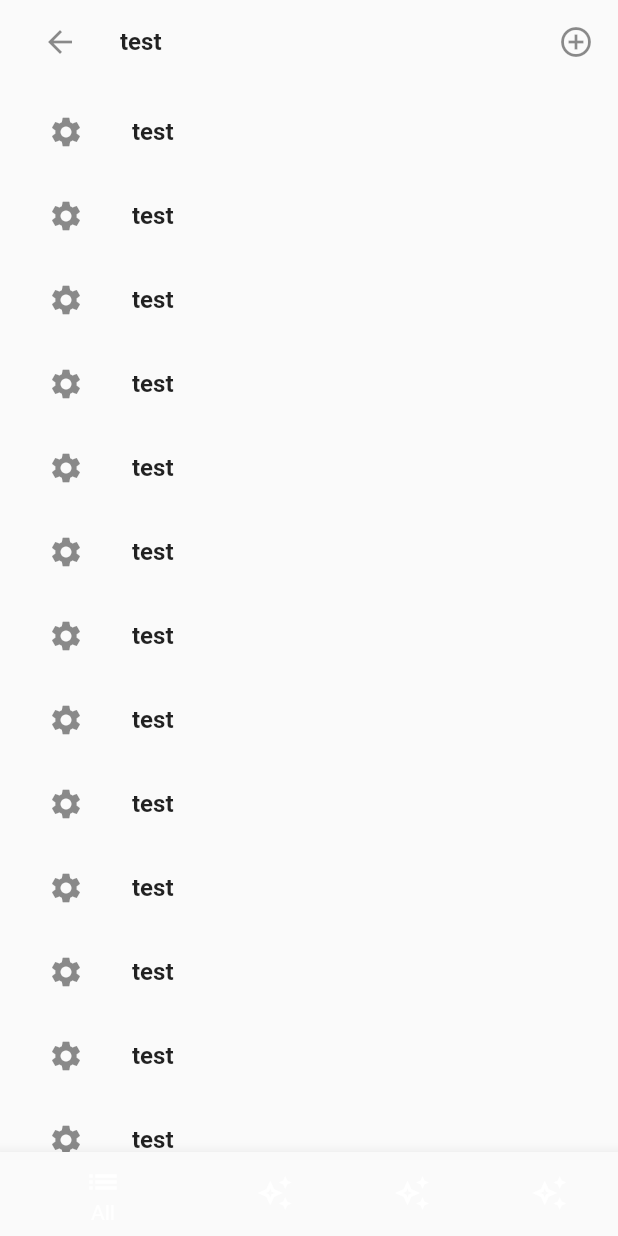
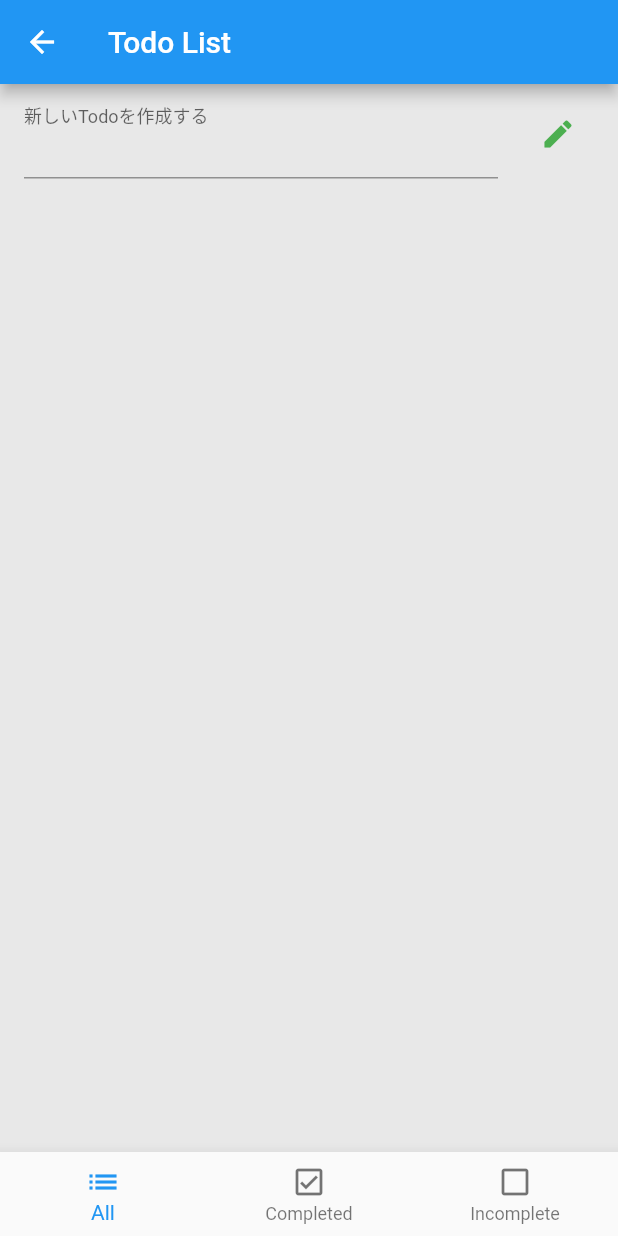
Before and after one commit to pole-SN/KnowledgeBoxForFlutter, a Flutter app: the screen it shows after launch, after a tap on "Todo tool", on a phone screen of 412 x 824 dp. Run offline on Flutter 3.47's test engine with Material 2 defaults, Android fonts, the phone set to English and light mode, and no system bars; our stand-ins replace cached_network_image, shared_preferences, sqflite; accounts and stored records are empty.

Commit message:
Todo基本機能実装

```diff
--- /dev/null
+++ b/lib/const/datetime.dart
@@ -0,0 +1 @@
+const String df = "y/M/d HH:mm";
--- a/lib/model/todo/todo.dart
+++ b/lib/model/todo/todo.dart
@@ -1,25 +1,45 @@
+import "package:intl/intl.dart";
+import 'package:intl/date_symbol_data_local.dart';
+import '../../const/datetime.dart';
+
 class Todo {
-  final int todoId;
+  final int? todoId;
   final String title;
-  final String description;
-  final DateTime createdAt;
-  final DateTime updatedAt;
+  final String? description;
+  final int isCompleted;
+  final DateTime? createdAt;
+  final DateTime? updatedAt;
 
   Todo({
-    required this.todoId,
+    this.todoId,
     required this.title,
-    required this.description,
-    required this.createdAt,
-    required this.updatedAt,
+    this.description,
+    required this.isCompleted,
+    this.createdAt,
+    this.updatedAt,
   });
 
-  Map<String, dynamic> toMap() {
+  Map<String, dynamic> createDataToMap() {
+    initializeDateFormatting("ja_JP");
     return {
       'id': todoId,
       'title': title,
       'description': description,
-      'created_at': createdAt,
-      'updated_at': updatedAt,
+      'is_completed': isCompleted,
+      'created_at': DateFormat(df).format(DateTime.now()),
+      'updated_at': DateFormat(df).format(DateTime.now()),
+    };
+  }
+
+  Map<String, dynamic> updateDataToMap() {
+    initializeDateFormatting("ja_JP");
+    return {
+      'id': todoId,
+      'title': title,
+      'description': description,
+      'is_completed': isCompleted,
+      'created_at': DateFormat(df).format(createdAt!),
+      'updated_at': DateFormat(df).format(updatedAt!),
     };
   }
 }
--- a/lib/repository/todo/todos_crud.dart
+++ b/lib/repository/todo/todos_crud.dart
@@ -2,14 +2,16 @@ import 'package:sqflite/sqflite.dart';
 import 'package:path/path.dart';
 import '../../const/database.dart';
 import '../../model/todo/todo.dart';
+import "package:intl/intl.dart";
+import '../../const/datetime.dart';
 
 class TodosCURD {
   static Future<Database> openDb() async {
     return await openDatabase(
-      join(await getDatabasesPath(), todoTableName),
+      join(await getDatabasesPath(), todoFileName),
       onCreate: (db, version) {
         return db.execute(
-          'CREATE TABLE $todoFileName(id INTEGER PRIMARY KEY, title TEXT, description TEXT, created_at TEXT, updated_at TEXT)',
+          'CREATE TABLE $todoTableName(id INTEGER PRIMARY KEY AUTOINCREMENT, title TEXT, description TEXT, is_completed INTEGER, created_at TEXT, updated_at TEXT)',
         );
       },
       version: 1,
@@ -19,8 +21,8 @@ class TodosCURD {
   static Future<void> create(Todo todo) async {
     var db = await openDb();
     await db.insert(
-      todoFileName,
-      todo.toMap(),
+      todoTableName,
+      todo.createDataToMap(),
       conflictAlgorithm: ConflictAlgorithm.replace,
     );
   }
@@ -28,32 +30,65 @@ class TodosCURD {
   static Future<void> update(Todo todo) async {
     var db = await openDb();
     await db.update(
-      todoFileName,
-      todo.toMap(),
+      todoTableName,
+      todo.updateDataToMap(),
       where: "id = ?",
       whereArgs: [todo.todoId],
       conflictAlgorithm: ConflictAlgorithm.replace,
     );
   }
 
-  static Future<List<Todo>> read() async {
+  static Future<List<Todo>> read(int navIndex) async {
     var db = await openDb();
-    final List<Map<String, dynamic>> maps = await db.query(todoFileName);
-    return List.generate(maps.length, (index) {
-      return Todo(
-        todoId: maps[index]['id'],
-        title: maps[index]['title'],
-        description: maps[index]['description'],
-        createdAt: maps[index]['createdAt'],
-        updatedAt: maps[index]['updatedAt'],
-      );
-    });
+    final List<Map<String, dynamic>> maps = await _getQuery(navIndex, db);
+    return List.generate(
+      maps.length,
+      (index) {
+        return Todo(
+          todoId: maps[index]['id'],
+          title: maps[index]['title'],
+          description: maps[index]['description'],
+          isCompleted: maps[index]['is_completed'],
+          createdAt: DateFormat(df).parseStrict(maps[index]['created_at']),
+          updatedAt: DateFormat(df).parseStrict(maps[index]['updated_at']),
+        );
+      },
+    );
+  }
+
+  static _getQuery(int navIndex, db) {
+    switch (navIndex) {
+      case 0:
+        return db.query(
+          todoTableName,
+          orderBy: "id DESC",
+        );
+      case 1:
+        return db.query(
+          todoTableName,
+          orderBy: "id DESC",
+          where: "is_completed=?",
+          whereArgs: [1],
+        );
+      case 2:
+        return db.query(
+          todoTableName,
+          orderBy: "id DESC",
+          where: "is_completed=?",
+          whereArgs: [0],
+        );
+      default:
+        return db.query(
+          todoTableName,
+          orderBy: "id DESC",
+        );
+    }
   }
 
   static Future<void> delete(int todoId) async {
     var db = await openDb();
     await db.delete(
-      todoFileName,
+      todoTableName,
       where: 'id = ?',
       whereArgs: [todoId],
     );
--- a/lib/ui/todo/todo_list.dart
+++ b/lib/ui/todo/todo_list.dart
@@ -1,6 +1,10 @@
 import 'package:flutter/material.dart';
 import 'package:provider/provider.dart';
 import '../../view_model/todo/todos_notifier.dart';
+import '../../model/todo/todo.dart';
+import "package:intl/intl.dart";
+import 'package:intl/date_symbol_data_local.dart';
+import '../../const/datetime.dart';
 
 class TodoList extends StatefulWidget {
   const TodoList({Key? key, required this.navIndex}) : super(key: key);
@@ -12,15 +16,15 @@ class TodoList extends StatefulWidget {
 }
 
 class _TodoListState extends State<TodoList> {
-  static const int pageSize = 30;
-  int _currentPage = 1;
   int _navIndex = 0;
+  final TextEditingController _titleController = TextEditingController();
 
   @override
   void initState() {
     super.initState();
 
     _navIndex = widget.navIndex;
+    initializeDateFormatting('ja_JP');
   }
 
   @override
@@ -30,39 +34,77 @@ class _TodoListState extends State<TodoList> {
 
   @override
   Widget build(BuildContext context) {
-    return Column(
+    return Consumer<TodosNotifier>(
+      builder: (context, notifier, child) => Column(
         children: [
           ListTile(
-          leading: IconButton(
-            icon: const Icon(Icons.arrow_back),
-            onPressed: () => Navigator.pop(context),
+            title: TextFormField(
+              autofocus: false,
+              controller: _titleController,
+              decoration: const InputDecoration(
+                labelText: '新しいTodoを作成する',
+                floatingLabelBehavior: FloatingLabelBehavior.always,
               ),
-          title: const Text(
-            "test",
-            style: TextStyle(fontSize: 16, fontWeight: FontWeight.bold),
             ),
-          trailing: Container(
-            child: const Icon(Icons.add_circle_outline),
+            trailing: IconButton(
+              icon: const Icon(Icons.create, color: Colors.green),
+              onPressed: () => {
+                if (_titleController.text.isNotEmpty)
+                  {
+                    notifier.add(
+                      Todo(
+                        title: _titleController.text,
+                        isCompleted: 0,
+                        createdAt: DateTime.now(),
+                      ),
+                    ),
+                    _titleController.text = "",
+                  },
+              },
             ),
           ),
           Expanded(
             child: ListView.builder(
               padding: const EdgeInsets.symmetric(vertical: 4, horizontal: 16),
-            itemCount: 1000,
+              itemCount: notifier.todos.length,
               itemBuilder: (context, index) {
-              return ListTile(
-                leading: Container(
-                  child: const Icon(Icons.settings),
+                return Card(
+                  child: ListTile(
+                    isThreeLine: true,
+                    title: notifier.todos[index].isCompleted == 0
+                        ? Text(notifier.todos[index].title)
+                        : Text(
+                            notifier.todos[index].title,
+                            style: const TextStyle(
+                              color: Colors.grey,
+                              decoration: TextDecoration.lineThrough,
                             ),
-                title: const Text(
-                  "test",
-                  style: TextStyle(fontSize: 16, fontWeight: FontWeight.bold),
+                          ),
+                    subtitle: Text(
+                      "作成日時：" +
+                          DateFormat(df)
+                              .format(notifier.todos[index].createdAt!) +
+                          "\n" +
+                          "更新日時：" +
+                          DateFormat(df)
+                              .format(notifier.todos[index].updatedAt!),
+                    ),
+                    trailing: IconButton(
+                      icon: notifier.todos[index].isCompleted == 0
+                          ? const Icon(Icons.check_box_outline_blank)
+                          : const Icon(Icons.check_box_outlined,
+                              color: Colors.green),
+                      onPressed: () => {
+                        notifier.changeState(notifier.todos[index]),
+                      },
+                    ),
                   ),
                 );
               },
             ),
           ),
         ],
+      ),
     );
   }
 }
--- a/lib/ui/todo/todo_list_page.dart
+++ b/lib/ui/todo/todo_list_page.dart
@@ -1,5 +1,7 @@
 import 'package:flutter/material.dart';
 import 'todo_list.dart';
+import '../../view_model/todo/todos_notifier.dart';
+import 'package:provider/provider.dart';
 
 class TodoListPage extends StatefulWidget {
   const TodoListPage({Key? key}) : super(key: key);
@@ -13,12 +15,23 @@ class _TodoListPageState extends State<TodoListPage> {
 
   @override
   Widget build(BuildContext context) {
+    final todo = Provider.of<TodosNotifier>(context);
+
     return Scaffold(
+      appBar: AppBar(
+        title: const Text(
+          "Todo List",
+        ),
+      ),
       body: SafeArea(
-        child: TodoList(navIndex: navIndex),
+        child: Container(
+          color: Colors.grey.withOpacity(0.2),
+          child: TodoList(navIndex: navIndex),
+        ),
       ),
       bottomNavigationBar: BottomNavigationBar(
         onTap: (index) => {
+          todo.changeNav(index),
           setState(
             () => navIndex = index,
           )
@@ -30,16 +43,12 @@ class _TodoListPageState extends State<TodoListPage> {
             label: 'All',
           ),
           BottomNavigationBarItem(
-            icon: Icon(Icons.auto_awesome_outlined),
-            label: 'High',
+            icon: Icon(Icons.check_box_outlined),
+            label: 'Completed',
           ),
           BottomNavigationBarItem(
-            icon: Icon(Icons.auto_awesome_outlined),
-            label: 'Middle',
-          ),
-          BottomNavigationBarItem(
-            icon: Icon(Icons.auto_awesome_outlined),
-            label: 'Low',
+            icon: Icon(Icons.check_box_outline_blank),
+            label: 'Incomplete',
           ),
         ],
       ),
--- a/lib/view_model/todo/todos_notifier.dart
+++ b/lib/view_model/todo/todos_notifier.dart
@@ -4,15 +4,33 @@ import '../../repository/todo/todos_crud.dart';
 
 class TodosNotifier extends ChangeNotifier {
   final List<Todo> _todos = [];
+  int navIndex = 0;
 
   List<Todo> get todos => _todos;
 
   TodosNotifier() {
-    syncDb();
+    syncDb(navIndex);
   }
 
-  void syncDb() async {
-    TodosCURD.read().then(
+  void changeNav(int index) {
+    navIndex = index;
+    syncDb(navIndex);
+  }
+
+  void changeState(Todo todo) {
+    update(
+      Todo(
+        todoId: todo.todoId,
+        title: todo.title,
+        isCompleted: todo.isCompleted == 0 ? 1 : 0,
+        createdAt: todo.createdAt,
+        updatedAt: DateTime.now(),
+      ),
+    );
+  }
+
+  void syncDb(int navIndex) async {
+    await TodosCURD.read(navIndex).then(
       (val) => _todos
         ..clear()
         ..addAll(val),
@@ -22,16 +40,16 @@ class TodosNotifier extends ChangeNotifier {
 
   void add(Todo todo) async {
     await TodosCURD.create(todo);
-    syncDb();
+    syncDb(navIndex);
   }
 
   void update(Todo todo) async {
     await TodosCURD.update(todo);
-    syncDb();
+    syncDb(navIndex);
   }
 
   void delete(int todoId) async {
     await TodosCURD.delete(todoId);
-    syncDb();
+    syncDb(navIndex);
   }
 }
--- a/pubspec.yaml
+++ b/pubspec.yaml
@@ -10,6 +10,9 @@ environment:
 
 dependencies:
   flutter:
+    sdk: flutter
+
+  flutter_localizations:
     sdk: flutter
 
   shared_preferences: any
```
Also changed, not shown: pubspec.lock. Lines whose indentation alone changed are shown as unchanged.
